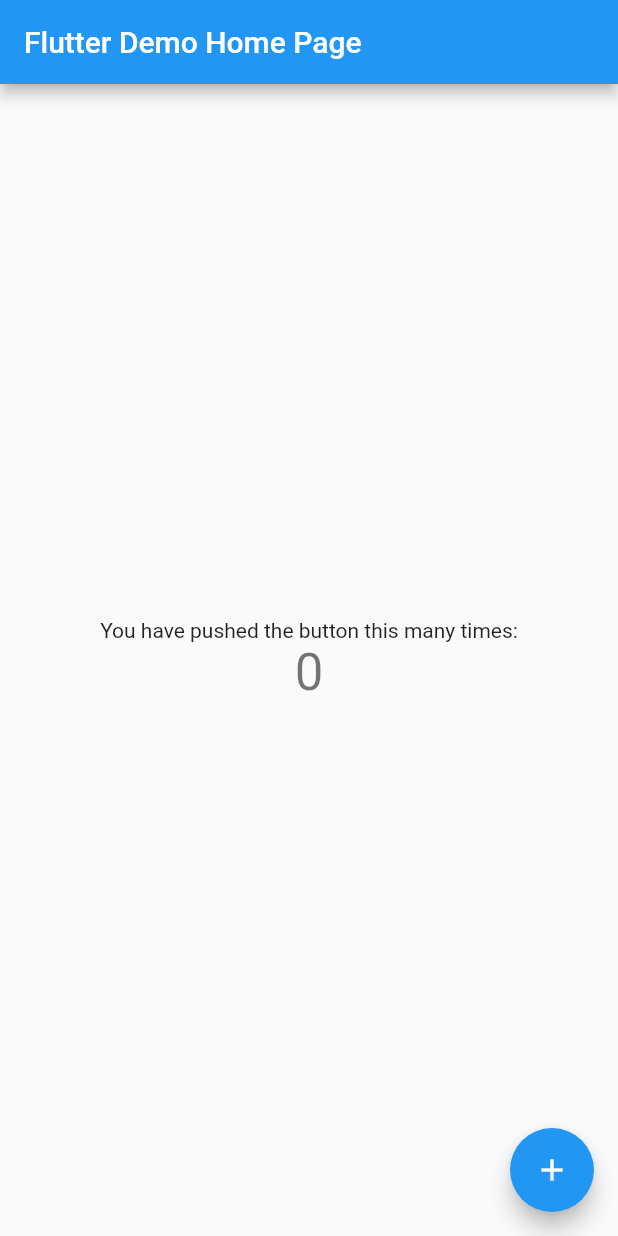
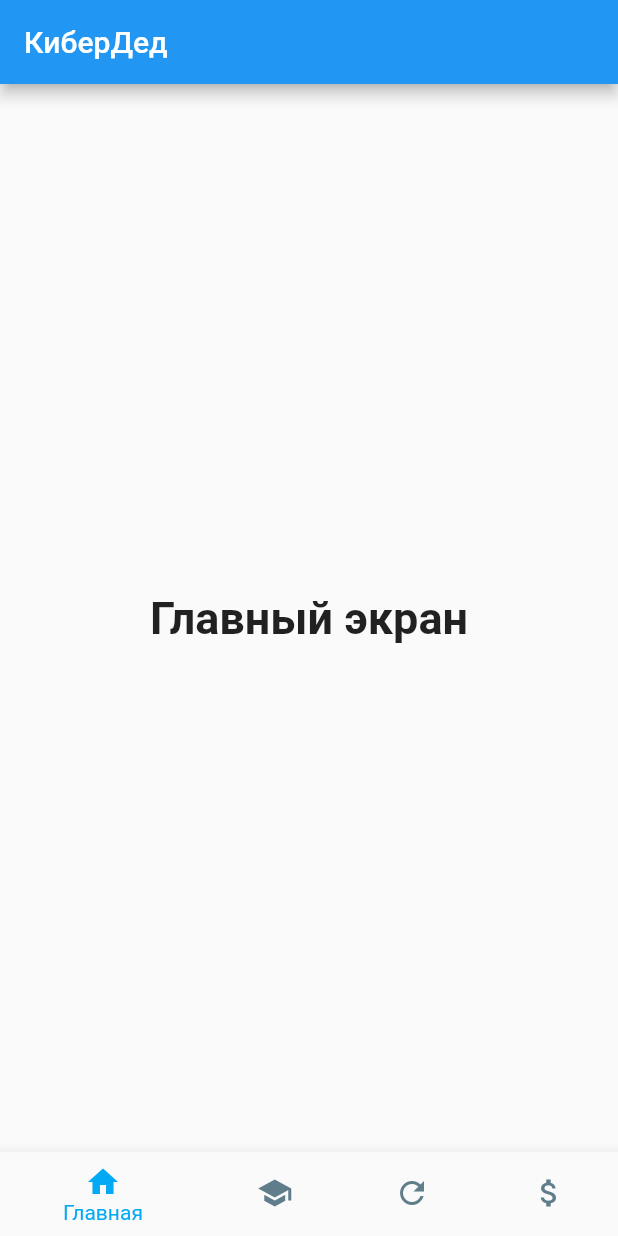
Before and after one commit to TepMex/cyber_ded_flutter, a Flutter app: the screen it shows after launch, on a phone screen of 412 x 824 dp. Run offline on Flutter 3.47's test engine with Material 2 defaults, Android fonts, the light colour scheme and no system bars; missing offline and left inert: dart:html.

Commit message:
Botton navigation, transition between 4 main screens

```diff
--- /dev/null
+++ b/lib/home_screen.dart
@@ -0,0 +1,11 @@
+import 'package:flutter/cupertino.dart';
+
+class HomeScreen extends StatelessWidget {
+  const HomeScreen({Key? key}) : super(key: key);
+
+  @override
+  Widget build(BuildContext context) {
+    return const Text("Главный экран",
+        style: TextStyle(fontSize: 30, fontWeight: FontWeight.bold));
+  }
+}
--- a/lib/main.dart
+++ b/lib/main.dart
@@ -1,115 +1,88 @@
+import 'dart:html';
+
+import 'package:cyber_ded_flutter/home_screen.dart';
+import 'package:cyber_ded_flutter/lessons_screen.dart';
+import 'package:cyber_ded_flutter/payment_screen.dart';
+import 'package:cyber_ded_flutter/review_screen.dart';
 import 'package:flutter/material.dart';
 
 void main() {
-  runApp(const MyApp());
+  runApp(const CyberDedApp());
 }
 
-class MyApp extends StatelessWidget {
-  const MyApp({Key? key}) : super(key: key);
+class CyberDedApp extends StatelessWidget {
+  const CyberDedApp({Key? key}) : super(key: key);
 
-  // This widget is the root of your application.
   @override
   Widget build(BuildContext context) {
     return MaterialApp(
-      title: 'Flutter Demo',
+      title: 'КиберДед',
       theme: ThemeData(
-        // This is the theme of your application.
-        //
-        // Try running your application with "flutter run". You'll see the
-        // application has a blue toolbar. Then, without quitting the app, try
-        // changing the primarySwatch below to Colors.green and then invoke
-        // "hot reload" (press "r" in the console where you ran "flutter run",
-        // or simply save your changes to "hot reload" in a Flutter IDE).
-        // Notice that the counter didn't reset back to zero; the application
-        // is not restarted.
         primarySwatch: Colors.blue,
       ),
-      home: const MyHomePage(title: 'Flutter Demo Home Page'),
+      home: const CyberDedHomePage(title: 'КиберДед'),
     );
   }
 }
 
-class MyHomePage extends StatefulWidget {
-  const MyHomePage({Key? key, required this.title}) : super(key: key);
-
-  // This widget is the home page of your application. It is stateful, meaning
-  // that it has a State object (defined below) that contains fields that affect
-  // how it looks.
-
-  // This class is the configuration for the state. It holds the values (in this
-  // case the title) provided by the parent (in this case the App widget) and
-  // used by the build method of the State. Fields in a Widget subclass are
-  // always marked "final".
+class CyberDedHomePage extends StatefulWidget {
+  const CyberDedHomePage({Key? key, required this.title}) : super(key: key);
 
   final String title;
 
   @override
-  State<MyHomePage> createState() => _MyHomePageState();
+  State<CyberDedHomePage> createState() => _CyberDedHomePageState();
 }
 
-class _MyHomePageState extends State<MyHomePage> {
-  int _counter = 0;
+class _CyberDedHomePageState extends State<CyberDedHomePage> {
+  static const List<Widget> _screens = <Widget>[
+    HomeScreen(),
+    LessonsScreen(),
+    ReviewScreen(),
+    PaymentScreen(),
+  ];
+  int _selectedIndex = 0;
 
-  void _incrementCounter() {
+  void _onItemTapped(int index) {
     setState(() {
-      // This call to setState tells the Flutter framework that something has
-      // changed in this State, which causes it to rerun the build method below
-      // so that the display can reflect the updated values. If we changed
-      // _counter without calling setState(), then the build method would not be
-      // called again, and so nothing would appear to happen.
-      _counter++;
+      _selectedIndex = index;
     });
   }
 
   @override
   Widget build(BuildContext context) {
-    // This method is rerun every time setState is called, for instance as done
-    // by the _incrementCounter method above.
-    //
-    // The Flutter framework has been optimized to make rerunning build methods
-    // fast, so that you can just rebuild anything that needs updating rather
-    // than having to individually change instances of widgets.
     return Scaffold(
       appBar: AppBar(
-        // Here we take the value from the MyHomePage object that was created by
-        // the App.build method, and use it to set our appbar title.
         title: Text(widget.title),
       ),
-      body: Center(
-        // Center is a layout widget. It takes a single child and positions it
-        // in the middle of the parent.
-        child: Column(
-          // Column is also a layout widget. It takes a list of children and
-          // arranges them vertically. By default, it sizes itself to fit its
-          // children horizontally, and tries to be as tall as its parent.
-          //
-          // Invoke "debug painting" (press "p" in the console, choose the
-          // "Toggle Debug Paint" action from the Flutter Inspector in Android
-          // Studio, or the "Toggle Debug Paint" command in Visual Studio Code)
-          // to see the wireframe for each widget.
-          //
-          // Column has various properties to control how it sizes itself and
-          // how it positions its children. Here we use mainAxisAlignment to
-          // center the children vertically; the main axis here is the vertical
-          // axis because Columns are vertical (the cross axis would be
-          // horizontal).
-          mainAxisAlignment: MainAxisAlignment.center,
-          children: <Widget>[
-            const Text(
-              'You have pushed the button this many times:',
-            ),
-            Text(
-              '$_counter',
-              style: Theme.of(context).textTheme.headline4,
-            ),
-          ],
+      body: Center(child: _screens.elementAt(_selectedIndex)),
+      bottomNavigationBar: BottomNavigationBar(
+        items: const <BottomNavigationBarItem>[
+          BottomNavigationBarItem(
+            icon: Icon(Icons.home),
+            label: 'Главная',
+          ),
+          BottomNavigationBarItem(
+            icon: Icon(Icons.school),
+            label: 'Уроки',
+          ),
+          BottomNavigationBarItem(
+            icon: Icon(Icons.refresh),
+            label: 'Ревью',
+          ),
+          BottomNavigationBarItem(
+            icon: Icon(Icons.attach_money),
+            label: 'Премиум',
+          ),
+        ],
+        currentIndex: _selectedIndex,
+        selectedItemColor: Colors.lightBlue,
+        unselectedItemColor: Colors.blueGrey,
+        selectedLabelStyle: const TextStyle(
+          color: Colors.blueGrey,
         ),
+        onTap: _onItemTapped,
       ),
-      floatingActionButton: FloatingActionButton(
-        onPressed: _incrementCounter,
-        tooltip: 'Increment',
-        child: const Icon(Icons.add),
-      ), // This trailing comma makes auto-formatting nicer for build methods.
     );
   }
 }
```
Also changed, not shown: lib/lessons_screen.dart (added, +11 -0 lines), lib/payment_screen.dart (added, +11 -0 lines), lib/review_screen.dart (added, +11 -0 lines), 1 other file.
